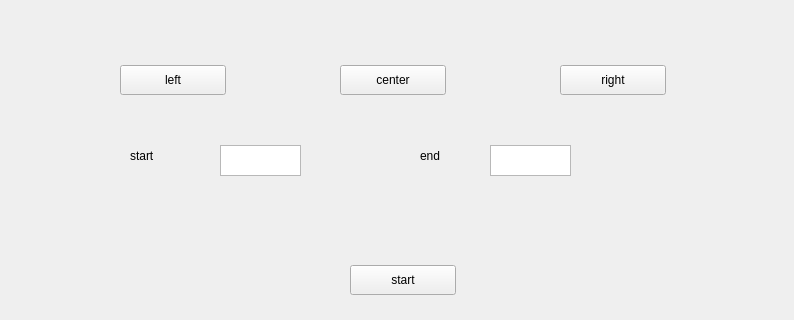
First picture: the form in src/GUI/design.ui, repository mhomran/gp, before the edit; both pictures show x 0 to 794 and y 155 to 475 of the 794 by 600 pixel window.
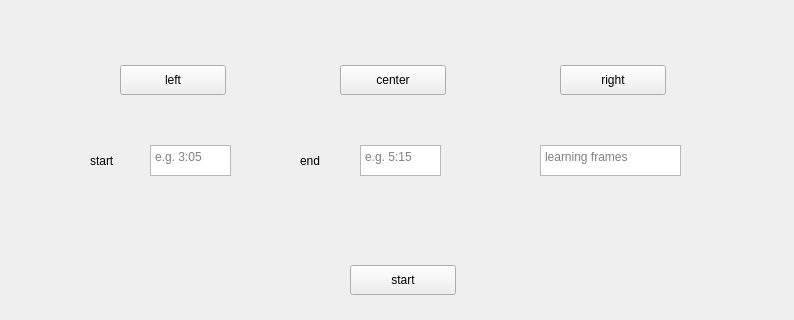
Second picture: the form after the edit.

Commit message: Add: learning frames to GUI.

```diff
--- a/src/GUI/design.ui
+++ b/src/GUI/design.ui
@@ -76,35 +76,35 @@
    <widget class="QTextEdit" name="start_txt">
     <property name="geometry">
      <rect>
-      <x>220</x>
+      <x>150</x>
       <y>300</y>
       <width>81</width>
       <height>31</height>
      </rect>
     </property>
     <property name="placeholderText">
-     <string/>
+     <string>e.g. 3:05</string>
     </property>
    </widget>
    <widget class="QTextEdit" name="end_txt">
     <property name="geometry">
      <rect>
-      <x>490</x>
+      <x>360</x>
       <y>300</y>
       <width>81</width>
       <height>31</height>
      </rect>
     </property>
     <property name="placeholderText">
-     <string/>
+     <string>e.g. 5:15</string>
     </property>
    </widget>
    <widget class="QLabel" name="start_lbl">
     <property name="geometry">
      <rect>
-      <x>130</x>
-      <y>300</y>
-      <width>80</width>
+      <x>90</x>
+      <y>305</y>
+      <width>41</width>
       <height>21</height>
      </rect>
     </property>
@@ -115,9 +115,9 @@
    <widget class="QLabel" name="end_lbl">
     <property name="geometry">
      <rect>
-      <x>420</x>
-      <y>300</y>
-      <width>80</width>
+      <x>300</x>
+      <y>305</y>
+      <width>41</width>
       <height>21</height>
      </rect>
     </property>
@@ -138,6 +138,19 @@
      <string>start</string>
     </property>
    </widget>
+   <widget class="QTextEdit" name="learning_frames_txt">
+    <property name="geometry">
+     <rect>
+      <x>540</x>
+      <y>300</y>
+      <width>141</width>
+      <height>31</height>
+     </rect>
+    </property>
+    <property name="placeholderText">
+     <string>learning frames</string>
+    </property>
+   </widget>
   </widget>
   <widget class="QMenuBar" name="menubar">
    <property name="geometry">
```
The commit also changes 6 other files.
